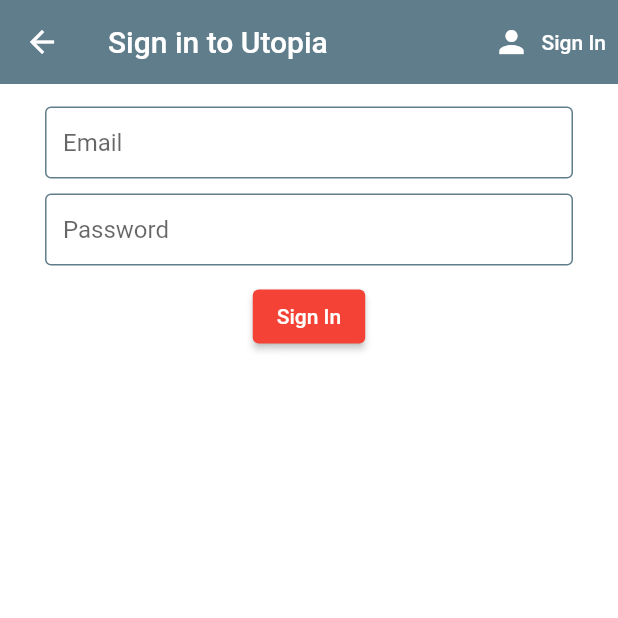
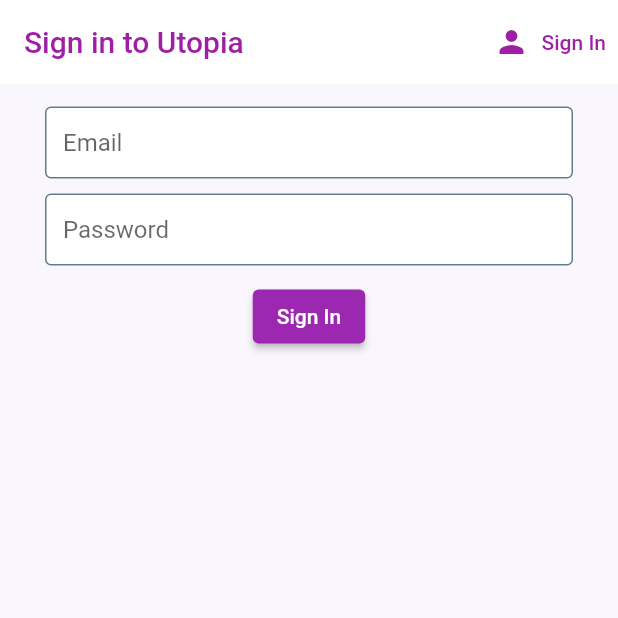
Before and after one commit to flols/utopia_mobile, a Flutter app: the LoginPage screen opened directly, on a phone screen of 412 x 824 dp, the top half of it. Run offline on Flutter 3.47's test engine with Material 2 defaults, Android fonts, the phone set to English and light mode, and no system bars; our stand-ins replace cached_network_image, firebase_auth, firebase_core, flutter_spinkit, rounded_loading_button; accounts and stored records are empty.

Commit message:
update utopia color

```diff
--- a/lib/home/login_page.dart
+++ b/lib/home/login_page.dart
@@ -1,6 +1,7 @@
 import 'package:flutter/material.dart';
 import 'package:utopia_mobile/shared/widgets/constants.dart';
 import 'package:utopia_mobile/shared/widgets/loading.dart';
+import 'package:utopia_mobile/shared/widgets/palette.dart';
 
 class LoginPage extends StatefulWidget {
   const LoginPage({Key? key}) : super(key: key);
@@ -10,7 +11,6 @@ class LoginPage extends StatefulWidget {
 }
 
 class _LoginPageState extends State<LoginPage> {
-
   final _formkey = GlobalKey<FormState>();
   String error = '';
   bool loading = false;
@@ -38,25 +38,26 @@ class _LoginPageState extends State<LoginPage> {
 
   @override
   Widget build(BuildContext context) {
-    return
-      loading ?
-      Loading() :
-      Scaffold(
+    return loading
+        ? Loading()
+        : Scaffold(
+            backgroundColor: Palette.back_utopiaColor,
+            appBar: AppBar(
               backgroundColor: Colors.white,
-        appBar: AppBar(
-          backgroundColor: Colors.blueGrey,
               elevation: 0.0,
-          title: Text(showSignIn
-              ? 'Sign in to Utopia'
-              : 'Register to Utopia'),
-          actions: <Widget> [
+              title:
+                  Text(showSignIn ? 'Sign in to Utopia' : 'Register to Utopia',
+                  style: TextStyle(
+                    color: Palette.utopiaColor,
+                  ),),
+              actions: <Widget>[
                 TextButton.icon(
                   icon: Icon(
                     Icons.person,
-                  color: Colors.white,
+                    color: Palette.utopiaColor,
                   ),
                   label: Text(showSignIn ? 'Sign In' : "Register",
-                  style: TextStyle(color: Colors.white)),
+                      style: TextStyle(color: Palette.utopiaColor)),
                   onPressed: () => toggleView(),
                 ),
               ],
@@ -69,15 +70,20 @@ class _LoginPageState extends State<LoginPage> {
                   children: [
                     TextFormField(
                       controller: emailController,
-                  decoration: textInputDecoration.copyWith(hintText: "Email"),
-                  validator: (value) => value!.isEmpty ? "Enter an email" : null,
+                      decoration:
+                          textInputDecoration.copyWith(hintText: "Email"),
+                      validator: (value) =>
+                          value!.isEmpty ? "Enter an email" : null,
                     ),
                     SizedBox(height: 10.0),
                     TextFormField(
                       controller: passwordController,
-                  decoration: textInputDecoration.copyWith(hintText: "Password"),
+                      decoration:
+                          textInputDecoration.copyWith(hintText: "Password"),
                       obscureText: true,
-                  validator: (value) => value != null && value.length < 4 ? "Enter password with at least 4 characters" : null,
+                      validator: (value) => value != null && value.length < 4
+                          ? "Enter password with at least 4 characters"
+                          : null,
                     ),
                     SizedBox(height: 10.0),
                     ElevatedButton(
@@ -94,7 +100,7 @@ class _LoginPageState extends State<LoginPage> {
                           dynamic result = null;
                           if (result == null) {
                             setState(() {
-                          loading = false;
+                              //loading = false;
                               error = 'Please supply a valid email!';
                             });
                           }
@@ -111,6 +117,5 @@ class _LoginPageState extends State<LoginPage> {
               ),
             ),
           );
-
   }
 }
--- a/lib/main.dart
+++ b/lib/main.dart
@@ -1,4 +1,5 @@
 import 'package:flutter/material.dart';
+import 'home/login_page.dart';
 import 'home/my_home_page.dart';
 import 'home/my_phone_authentication_page.dart';
 import 'package:firebase_core/firebase_core.dart';
@@ -27,9 +28,9 @@ class MyApp extends StatelessWidget {
         // or simply save your changes to "hot reload" in a Flutter IDE).
         // Notice that the counter didn't reset back to zero; the application
         // is not restarted.
-        primarySwatch: Colors.red,
+        primarySwatch: Colors.purple,
       ),
-      home: MyPhoneAuthenticationPage(),
+      home: LoginPage(),
     );
   }
 }
--- a/lib/shared/widgets/constants.dart
+++ b/lib/shared/widgets/constants.dart
@@ -1,4 +1,5 @@
 import 'package:flutter/material.dart';
+import 'package:utopia_mobile/shared/widgets/palette.dart';
 
 const textInputDecoration = InputDecoration(
   fillColor: Colors.white,
@@ -9,7 +10,7 @@ const textInputDecoration = InputDecoration(
     borderSide: BorderSide(color:Colors.blueGrey, width:1.0),
   ),
   focusedBorder: OutlineInputBorder(
-    borderSide: BorderSide(color:Colors.blue, width:1.0),
+    borderSide: BorderSide(color:Palette.utopiaColor, width:1.0),
   ),
   errorBorder: OutlineInputBorder(
     borderSide: BorderSide(color:Colors.red, width:1.0),
--- a/lib/shared/widgets/loading.dart
+++ b/lib/shared/widgets/loading.dart
@@ -1,5 +1,6 @@
 import 'package:flutter/material.dart';
 import 'package:flutter_spinkit/flutter_spinkit.dart';
+import 'package:utopia_mobile/shared/widgets/palette.dart';
 
 class Loading extends StatelessWidget {
   @override
@@ -8,7 +9,7 @@ class Loading extends StatelessWidget {
       color: Colors.white,
       child: Center(
         child: SpinKitRipple(
-          color: Colors.blue,
+          color: Palette.utopiaColor,
           size: 40.0,
         ),
       ),
--- a/lib/shared/widgets/palette.dart
+++ b/lib/shared/widgets/palette.dart
@@ -2,4 +2,7 @@ import 'dart:ui';
 
 class Palette {
   static const Color appMainColor = Color(0xff591FE3);
+  static const Color utopiaColor = Color(0xffa01da5);
+  static const Color back_utopiaColor = Color(0xfff9f6fd);
+
 }
```
Lines whose indentation alone changed are shown as unchanged.
